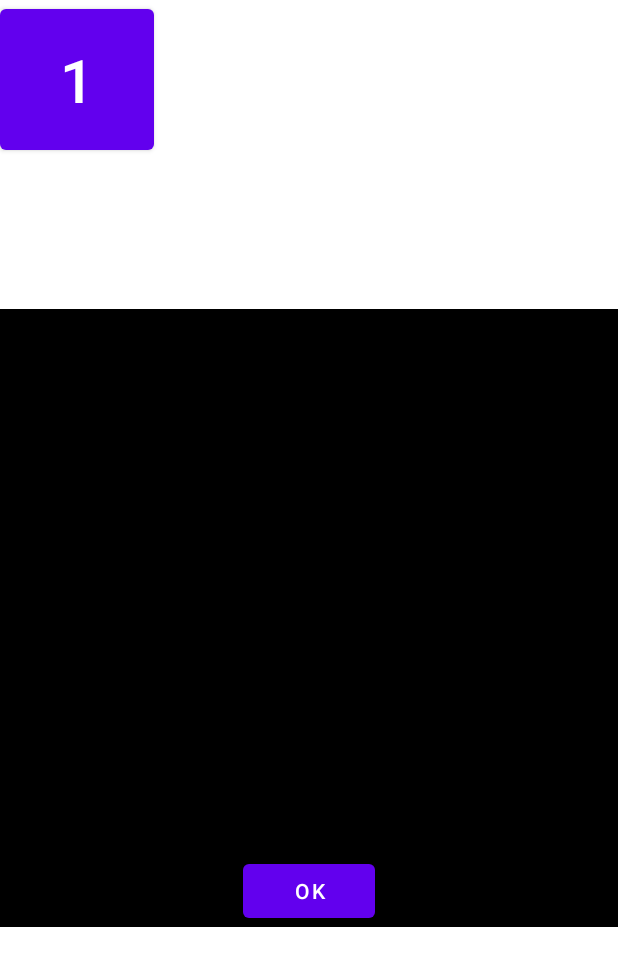
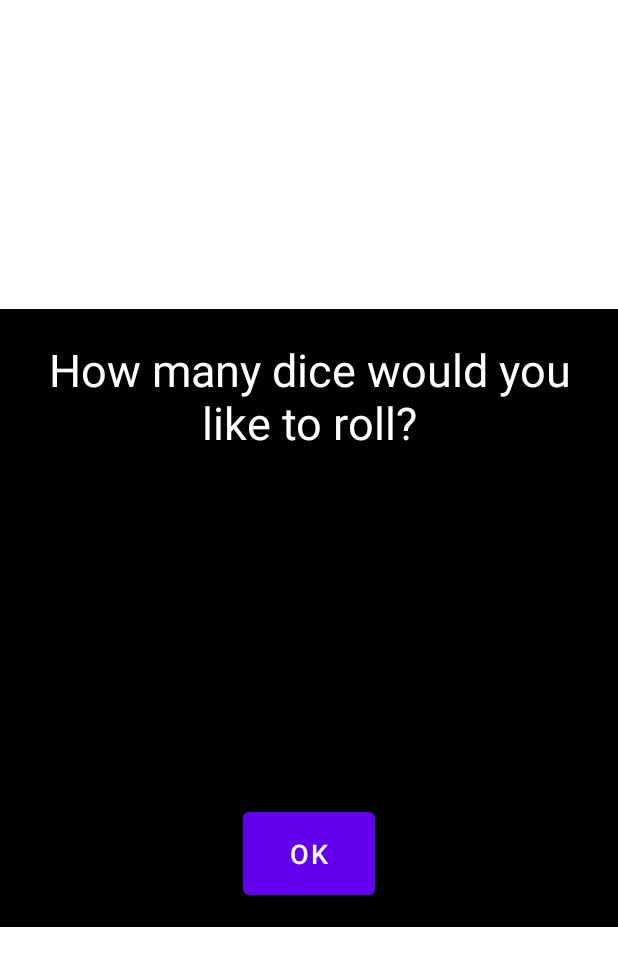
Before and after one commit to ShavingSeagull/Star-Wars-Dice, an Android app: the layout activity_dicenumber.xml on its own in the app's theme, with its tools: preview values and no code run, on a phone screen of 412 x 824 dp. Shown: the top 966 px of the screen. Run offline under Robolectric (Android 15) with nearby library versions, the phone set to English and light mode, and no system bars.

Commit message:
Completed dice number XML layout

```diff
--- a/app/src/main/res/layout/activity_dicenumber.xml
+++ b/app/src/main/res/layout/activity_dicenumber.xml
@@ -21,20 +21,6 @@
         android:orientation="horizontal"
         app:layout_constraintGuide_percent="0.75" />
 
-<!--    <androidx.constraintlayout.widget.Guideline-->
-<!--        android:id="@+id/guidelineLeftVert"-->
-<!--        android:layout_width="wrap_content"-->
-<!--        android:layout_height="wrap_content"-->
-<!--        android:orientation="vertical"-->
-<!--        app:layout_constraintGuide_percent="0.10" />-->
-
-<!--    <androidx.constraintlayout.widget.Guideline-->
-<!--        android:id="@+id/guidelineRightVert"-->
-<!--        android:layout_width="wrap_content"-->
-<!--        android:layout_height="wrap_content"-->
-<!--        android:orientation="vertical"-->
-<!--        app:layout_constraintGuide_percent="0.90" />-->
-
     <View
         android:id="@+id/diceNumberBackground"
         android:layout_width="0dp"
@@ -45,36 +31,29 @@
         app:layout_constraintStart_toStartOf="parent"
         app:layout_constraintTop_toBottomOf="@id/guidelineTopHoriz" />
 
-<!--    <ImageView-->
-<!--        android:id="@+id/diceFace"-->
-<!--        android:layout_width="wrap_content"-->
-<!--        android:layout_height="wrap_content"-->
-<!--        android:contentDescription="Dice Face"-->
-<!--        android:padding="100dp"-->
-<!--        app:layout_constraintBottom_toTopOf="@+id/closeButton"-->
-<!--        app:layout_constraintEnd_toStartOf="@id/guidelineRightVert"-->
-<!--        app:layout_constraintStart_toEndOf="@id/guidelineLeftVert"-->
-<!--        app:layout_constraintTop_toBottomOf="@id/guidelineTopHori" />-->
+    <TextView
+        android:id="@+id/diceBtnConfirmation"
+        android:layout_width="wrap_content"
+        android:layout_height="wrap_content"
+        android:text="How many dice would you like to roll?"
+        android:textSize="30sp"
+        android:textColor="@color/white"
+        android:textAlignment="center"
+        android:padding="20dp"
+        app:layout_constraintEnd_toEndOf="parent"
+        app:layout_constraintStart_toStartOf="parent"
+        app:layout_constraintTop_toTopOf="@+id/guidelineTopHoriz" />
 
     <Button
         android:id="@+id/closeBtn"
         android:layout_width="wrap_content"
         android:layout_height="wrap_content"
         android:text="OK"
+        android:textSize="18sp"
+        android:padding="15dp"
+        android:layout_marginBottom="15dp"
         app:layout_constraintBottom_toTopOf="@+id/guidelineBottomHoriz"
         app:layout_constraintEnd_toEndOf="parent"
         app:layout_constraintStart_toStartOf="parent" />
 
-    <Button
-        android:id="@+id/button"
-        android:layout_width="wrap_content"
-        android:layout_height="wrap_content"
-        android:paddingHorizontal="40dp"
-        android:paddingVertical="20dp"
-        android:text="1"
-        android:textSize="40sp"
-        tools:layout_editor_absoluteX="16dp"
-        tools:layout_editor_absoluteY="306dp" />
-
-
 </androidx.constraintlayout.widget.ConstraintLayout>
```
